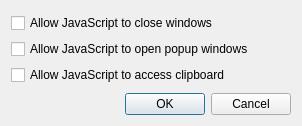
QupZilla/qupzilla, file src/lib/preferences/jsoptions.ui: the form before one commit.
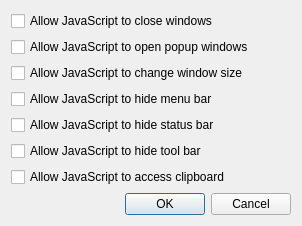
The form after the commit.

Commit message: JavaScript privacy options, update, part1

```diff
--- a/src/lib/preferences/jsoptions.ui
+++ b/src/lib/preferences/jsoptions.ui
@@ -7,7 +7,7 @@
     <x>0</x>
     <y>0</y>
     <width>302</width>
-    <height>126</height>
+    <height>226</height>
    </rect>
   </property>
   <property name="windowTitle">
@@ -46,6 +46,34 @@
        </property>
       </widget>
      </item>
+     <item>
+      <widget class="QCheckBox" name="jscanChangeSize">
+       <property name="text">
+        <string>Allow JavaScript to change window size</string>
+       </property>
+      </widget>
+     </item>
+     <item>
+      <widget class="QCheckBox" name="jscanHideMenu">
+       <property name="text">
+        <string>Allow JavaScript to hide menu bar</string>
+       </property>
+      </widget>
+     </item>
+     <item>
+      <widget class="QCheckBox" name="jscanHideStatus">
+       <property name="text">
+        <string>Allow JavaScript to hide status bar</string>
+       </property>
+      </widget>
+     </item>
+     <item>
+      <widget class="QCheckBox" name="jscanHideTool">
+       <property name="text">
+        <string>Allow JavaScript to hide tool bar</string>
+       </property>
+      </widget>
+     </item>
      <item>
       <widget class="QCheckBox" name="jscanAccessClipboard">
        <property name="text">
```
The commit also changes 1 other file.
